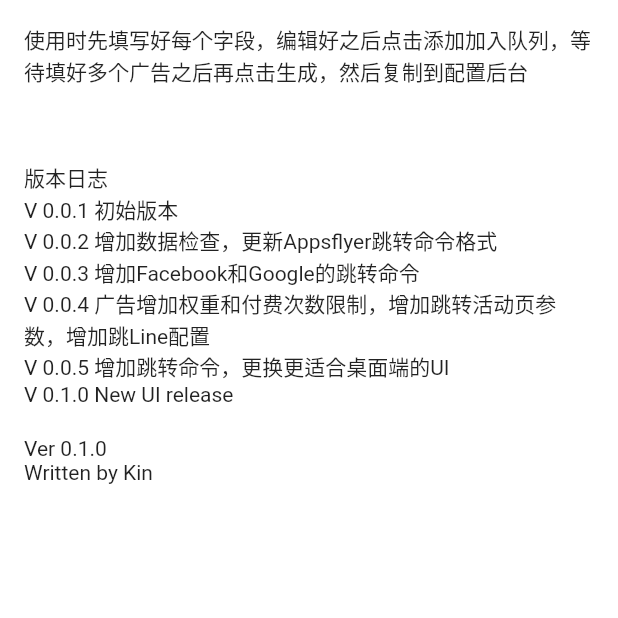
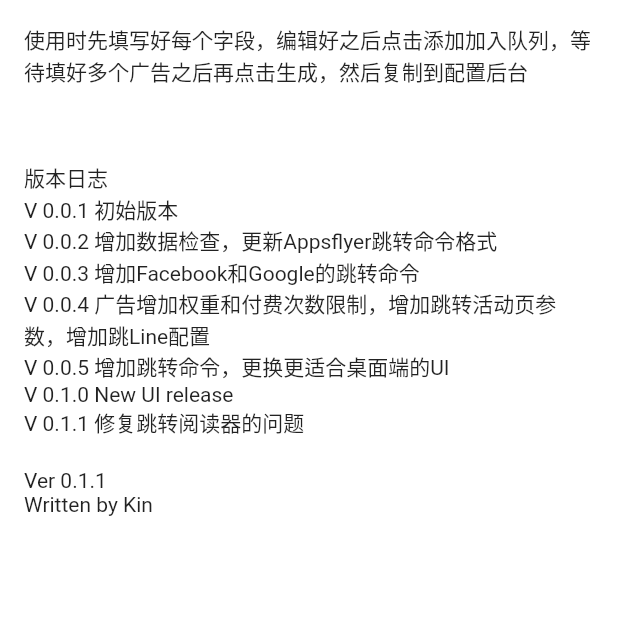
Before and after one commit to KinWg/StonerGenerator, a Flutter app: the AboutPage screen opened directly, on a phone screen of 412 x 824 dp, the top half of it. Run offline on Flutter 3.47's test engine with Material 2 defaults, Android fonts, the phone set to English and light mode, and no system bars; our stand-ins replace shared_preferences; accounts and stored records are empty; statements that could not run were skipped; project files that could hold a hidden picture were left out.

Commit message:
Fix jump reader bug

```diff
--- a/testbed/lib/ui/about_page.dart
+++ b/testbed/lib/ui/about_page.dart
@@ -20,8 +20,9 @@ class AboutPage extends StatelessWidget {
             Text('V 0.0.4 广告增加权重和付费次数限制，增加跳转活动页参数，增加跳Line配置'),
             Text('V 0.0.5 增加跳转命令，更换更适合桌面端的UI'),
             Text('V 0.1.0 New UI release'),
+            Text('V 0.1.1 修复跳转阅读器的问题'),
             SizedBox(height: 20),
-            Text('Ver 0.1.0'),
+            Text('Ver 0.1.1'),
             Text('Written by Kin'),
         ],),
       ),
```
